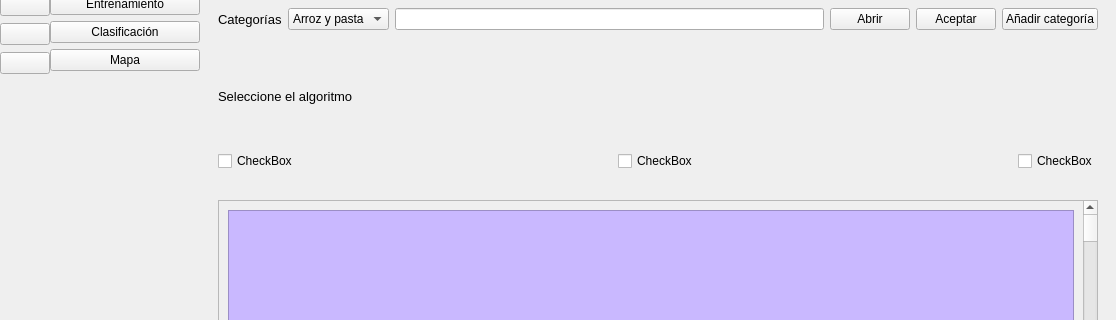
First picture: the form in index.ui, repository Liixxn/ETEN, before the edit; both pictures show x 0 to 1116 and y 85 to 405 of the 1116 by 754 pixel window.
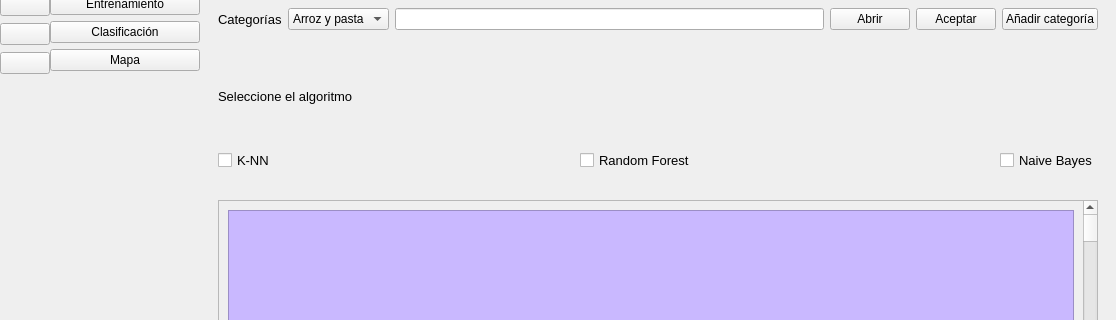
Second picture: the form after the edit. The open tabs and pages were chosen to show the change. Icons and pictures are not drawn.

Commit message: Avance de ventanas

The edit to the form file:
```diff
--- a/index.ui
+++ b/index.ui
@@ -684,9 +684,14 @@
              <item>
               <layout class="QHBoxLayout" name="horizontalLayout_6">
                <item>
-                <widget class="QCheckBox" name="checkBox">
+                <widget class="QCheckBox" name="algoritmoKnn">
+                 <property name="font">
+                  <font>
+                   <pointsize>10</pointsize>
+                  </font>
+                 </property>
                  <property name="text">
-                  <string>CheckBox</string>
+                  <string>K-NN</string>
                  </property>
                  <property name="autoExclusive">
                   <bool>true</bool>
@@ -707,9 +712,14 @@
                 </spacer>
                </item>
                <item>
-                <widget class="QCheckBox" name="checkBox_2">
+                <widget class="QCheckBox" name="algortimoRandomForest">
+                 <property name="font">
+                  <font>
+                   <pointsize>10</pointsize>
+                  </font>
+                 </property>
                  <property name="text">
-                  <string>CheckBox</string>
+                  <string>Random Forest</string>
                  </property>
                  <property name="autoExclusive">
                   <bool>true</bool>
@@ -730,9 +740,14 @@
                 </spacer>
                </item>
                <item>
-                <widget class="QCheckBox" name="checkBox_3">
+                <widget class="QCheckBox" name="algortimoNaiveBayes">
+                 <property name="font">
+                  <font>
+                   <pointsize>10</pointsize>
+                  </font>
+                 </property>
                  <property name="text">
-                  <string>CheckBox</string>
+                  <string>Naive Bayes</string>
                  </property>
                  <property name="autoExclusive">
                   <bool>true</bool>
```
Left out of the diff: 365 changed lines with no effect on the pictures. The commit also changes 5 other files.
